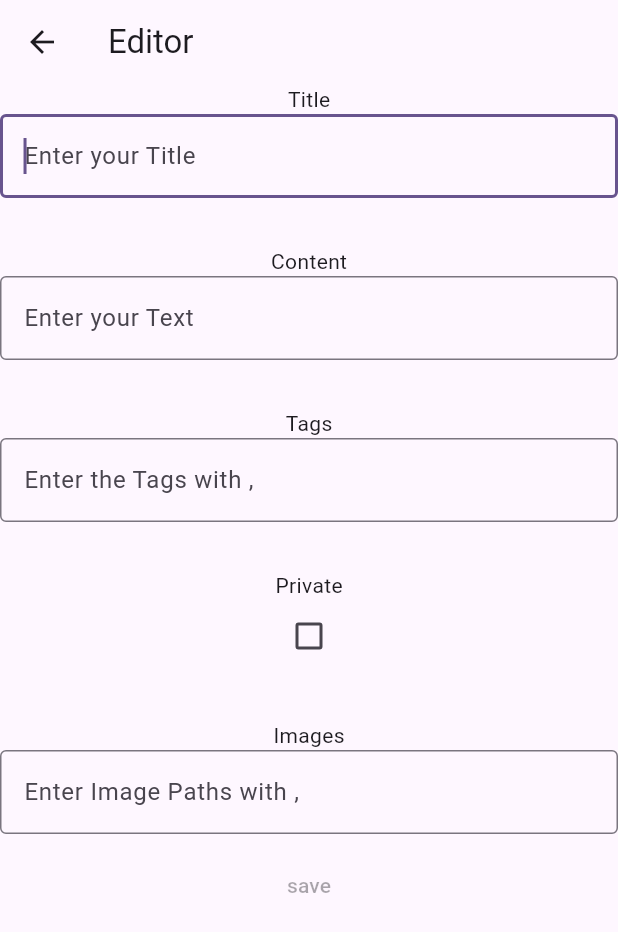
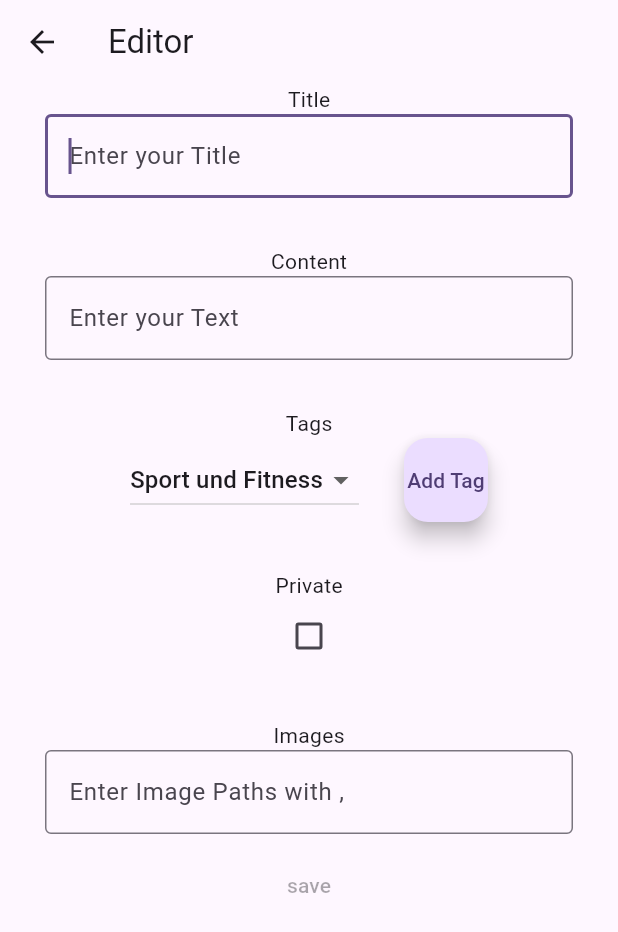
Before and after one commit to oliverpk2000/memo_share, a Flutter app: the screen it shows after launch, after a tap on the "add" icon, on a phone screen of 412 x 824 dp. Shown: the top 932 px of the screen. Run offline on Flutter 3.47's test engine with Material 3 defaults, Android fonts, the phone set to English and light mode, and no system bars; our stand-ins replace modal_progress_hud_nsn; network calls fail.

Commit message:
Improved Tags

```diff
--- a/lib/components/entryEditor.dart
+++ b/lib/components/entryEditor.dart
@@ -1,6 +1,6 @@
-
 import 'package:flutter/material.dart';
 import 'package:memo_share/domain/entry.dart';
+import 'package:memo_share/pages/home.dart';
 import 'package:memo_share/services/EntryService.dart';
 import 'package:memo_share/services/UserService.dart';
 
@@ -14,21 +14,26 @@ class EntryEditor extends StatefulWidget {
 class _EntryEditorState extends State<EntryEditor> {
   String title = "";
   String content = "";
-  List<String> tags = [];
+  List<String> chosenTags = [];
+  List<String> avaiableTags = List.of(tags);
+  String dropDownValue = tags.first;
   bool private = false;
   List<String> imageUrls = [];
-  late Map<String, dynamic> pageData = ModalRoute.of(context)!.settings.arguments as Map<String, dynamic>;
-  late Entry? entry =  pageData["entry"] as Entry?;
+  late Map<String, dynamic> pageData =
+      ModalRoute.of(context)!.settings.arguments as Map<String, dynamic>;
+  late Entry? entry = pageData["entry"] as Entry?;
   late int uid = pageData["uid"];
   EntryService entryService = EntryService();
 
   @override
   Widget build(BuildContext context) {
     return Scaffold(
-      appBar : AppBar(
+      appBar: AppBar(
         title: const Text("Editor"),
       ),
-      body: Center(
+      body: Padding(
+        padding: const EdgeInsets.symmetric(horizontal: 30.0),
+        child: Center(
           child: Column(
             children: [
               const Text("Title"),
@@ -66,7 +71,69 @@ class _EntryEditorState extends State<EntryEditor> {
                 padding: EdgeInsets.symmetric(horizontal: 8, vertical: 16),
               ),
               const Text("Tags"),
-          TextField(
+              avaiableTags.isEmpty
+                  ? const Text("Keine Tags mehr verfügbar")
+                  : Row(
+                      mainAxisAlignment: MainAxisAlignment.center,
+                      children: [
+                        DropdownButton(
+                            value: dropDownValue,
+                            items: avaiableTags
+                                .map((e) => DropdownMenuItem(
+                                      value: e,
+                                      child: Text(e),
+                                    ))
+                                .toList(),
+                            onChanged: (value) {
+                              setState(() {
+                                dropDownValue = value!;
+                              });
+                            }),
+                        const Padding(padding: EdgeInsets.only(left: 30)),
+                        FloatingActionButton(
+                            child: const Text("Add Tag"),
+                            onPressed: () {
+                              setState(() {
+                                avaiableTags.remove(dropDownValue);
+                                chosenTags.add(dropDownValue);
+
+                                if (avaiableTags.isEmpty) {
+                                  dropDownValue = "";
+                                } else {
+                                  dropDownValue = avaiableTags.first;
+                                }
+                              });
+                            })
+                      ],
+                    ),
+              SizedBox(
+                width: 1000.0,
+                child: Row(
+                  mainAxisAlignment: MainAxisAlignment.center,
+                  children: chosenTags
+                      .map((e) => Expanded(
+                            child: Row(
+                              children: [
+                                Text(e),
+                                IconButton(
+                                    onPressed: () {
+                                      setState(() {
+                                        chosenTags.remove(e);
+                                        avaiableTags.add(e);
+                                        dropDownValue = avaiableTags.first;
+                                      });
+                                    },
+                                    icon: const Icon(
+                                      Icons.delete,
+                                      color: Colors.red,
+                                    ))
+                              ],
+                            ),
+                          ))
+                      .toList(),
+                ),
+              ),
+              /*TextField(
               decoration: const InputDecoration(
                 border: OutlineInputBorder(),
                 hintText: 'Enter the Tags with ,',
@@ -78,7 +145,7 @@ class _EntryEditorState extends State<EntryEditor> {
                   tags = value.split(",");
                 });
               },
-          ),
+            ),*/
               const Padding(
                 padding: EdgeInsets.symmetric(horizontal: 8, vertical: 16),
               ),
@@ -112,13 +179,17 @@ class _EntryEditorState extends State<EntryEditor> {
                 padding: EdgeInsets.symmetric(horizontal: 8, vertical: 5),
               ),
               TextButton(
-              onPressed:  enableButton()? null : () async {
+                  onPressed: enableButton()
+                      ? null
+                      : () async {
                           await entryService.addEntry(entry!);
-                UserService().addToCreated(entry!.id, uid)
+                          UserService()
+                              .addToCreated(entry!.id, uid)
                               .whenComplete(() => Navigator.pop(context));
                         },
                   child: const Text("save"))
             ],
+          ),
         ),
       ),
     );
@@ -126,7 +197,14 @@ class _EntryEditorState extends State<EntryEditor> {
 
   bool enableButton() {
     setState(() {
-      entry = Entry.withNewID(title: title, content: content, tags: tags, private: private, imageUrls: imageUrls, created: DateTime.now(), creatorId: uid);
+      entry = Entry.withNewID(
+          title: title,
+          content: content,
+          tags: chosenTags,
+          private: private,
+          imageUrls: imageUrls,
+          created: DateTime.now(),
+          creatorId: uid);
     });
 
     if (entry!.title.isEmpty && entry!.content.isEmpty) {
--- a/lib/pages/home.dart
+++ b/lib/pages/home.dart
@@ -5,6 +5,15 @@ import 'package:memo_share/components/entryList.dart';
 import 'package:memo_share/domain/user.dart';
 
 import '../domain/Modes.dart';
+
+const List<String> tags = [
+  "Sport und Fitness",
+  "Schule",
+  "Natur",
+  "Reisen",
+  "Freizeit",
+  "Beruf"
+];
 
 class Home extends StatefulWidget {
   Home({super.key, required String title});
```
Lines whose indentation alone changed are shown as unchanged.
